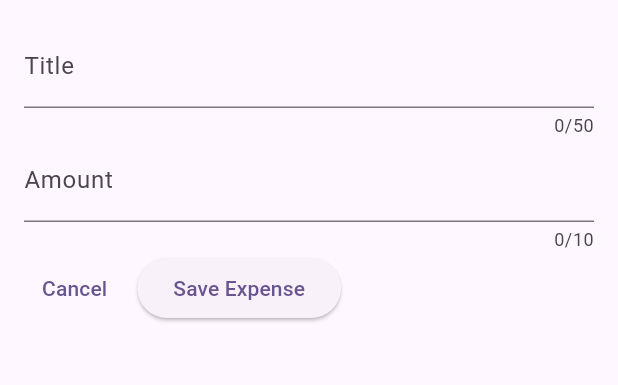
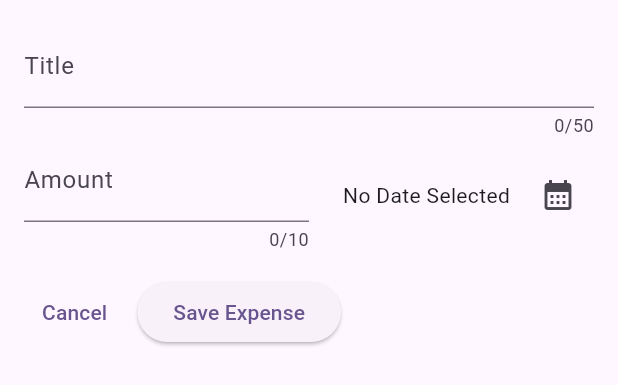
Before and after one commit to mostafa-tabasi/flutter-practice, a Flutter app: the AddNewExpense widget shown alone on an empty page, opened directly, on a phone screen of 412 x 824 dp. Shown: the top 385 px of the screen. Run offline on Flutter 3.47's test engine with Material 3 defaults, Android fonts, the phone set to English and light mode, and no system bars; our stand-ins replace google_fonts.

Commit message:
(Expenses Tracker) Added date picker functionality

```diff
--- a/lib/expense_tracker/widgets/add_new_expense.dart
+++ b/lib/expense_tracker/widgets/add_new_expense.dart
@@ -1,4 +1,5 @@
 import 'package:flutter/material.dart';
+import 'package:flutter_practice/expense_tracker/models/expense.dart';
 
 class AddNewExpense extends StatefulWidget {
   const AddNewExpense({super.key});
@@ -12,12 +13,32 @@ class AddNewExpense extends StatefulWidget {
 class _AddNewExpenseState extends State<AddNewExpense> {
   final _titleController = TextEditingController();
   final _amountController = TextEditingController();
+  DateTime? _selectedDate;
 
   @override
   void dispose() {
     _titleController.dispose();
     _amountController.dispose();
     super.dispose();
+  }
+
+  void _showDatePicker() async {
+    var now = DateTime.now();
+    var lastYear = DateTime(now.year - 1, now.month, now.day);
+    var selectedDate = await showDatePicker(
+      context: context,
+      initialDate: now,
+      firstDate: lastYear,
+      lastDate: now,
+    );
+
+    setState(() {
+      _selectedDate = selectedDate;
+    });
+
+    // another way to get the selected date without async/await
+    // .then((onValue){
+    // });
   }
 
   @override
@@ -31,7 +52,10 @@ class _AddNewExpenseState extends State<AddNewExpense> {
             maxLength: 50,
             decoration: const InputDecoration(label: Text('Title')),
           ),
-          TextField(
+          Row(
+            children: [
+              Expanded(
+                child: TextField(
                   controller: _amountController,
                   maxLength: 10,
                   keyboardType: TextInputType.number,
@@ -40,6 +64,28 @@ class _AddNewExpenseState extends State<AddNewExpense> {
                     prefixText: '\$ ',
                   ),
                 ),
+              ),
+              Expanded(
+                child: Row(
+                  mainAxisAlignment: MainAxisAlignment.end,
+                  crossAxisAlignment: CrossAxisAlignment.center,
+                  children: [
+                    Text(
+                      _selectedDate == null
+                          ? 'No Date Selected'
+                          : formatter.format(_selectedDate!),
+                    ),
+                    SizedBox(width: 8),
+                    IconButton(
+                      onPressed: _showDatePicker,
+                      icon: Icon(Icons.calendar_month),
+                    ),
+                  ],
+                ),
+              ),
+            ],
+          ),
+          SizedBox(height: 16),
           Row(
             children: [
               TextButton(
```
Lines whose indentation alone changed are shown as unchanged.
